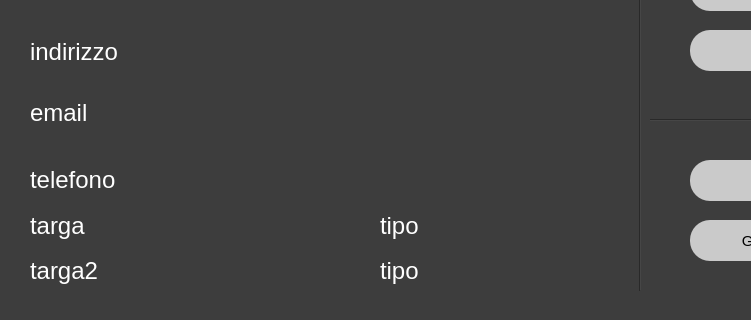
riccardomalpiedi/parcheggio, file Utente/VistaProfiloUtente.ui: the form before one commit; both pictures show x 0 to 751 and y 260 to 580 of the 985 by 580 pixel window.
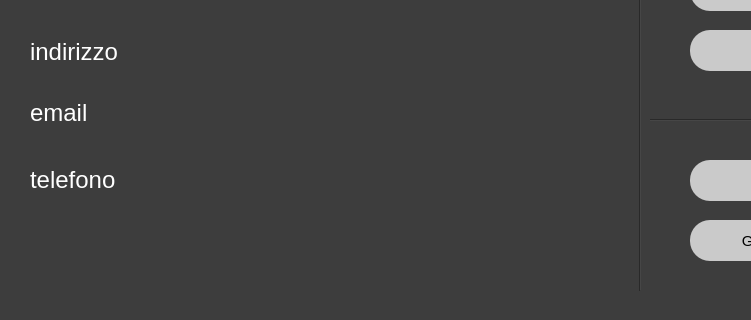
The form after the commit.

Diff of the .ui file:
```diff
--- a/Utente/VistaProfiloUtente.ui
+++ b/Utente/VistaProfiloUtente.ui
@@ -175,7 +175,7 @@
        <string notr="true">color: rgb(255, 255, 255); font-size:18pt</string>
       </property>
       <property name="text">
-       <string>targa</string>
+       <string/>
       </property>
      </widget>
     </item>
@@ -185,7 +185,7 @@
        <string notr="true">color: rgb(255, 255, 255); font-size:18pt</string>
       </property>
       <property name="text">
-       <string>targa2</string>
+       <string/>
       </property>
      </widget>
     </item>
@@ -298,7 +298,7 @@
        <string notr="true">color: rgb(255, 255, 255); font-size:18pt</string>
       </property>
       <property name="text">
-       <string>tipo</string>
+       <string/>
       </property>
      </widget>
     </item>
@@ -308,7 +308,7 @@
        <string notr="true">color: rgb(255, 255, 255); font-size:18pt</string>
       </property>
       <property name="text">
-       <string>tipo</string>
+       <string/>
       </property>
      </widget>
     </item>
```
